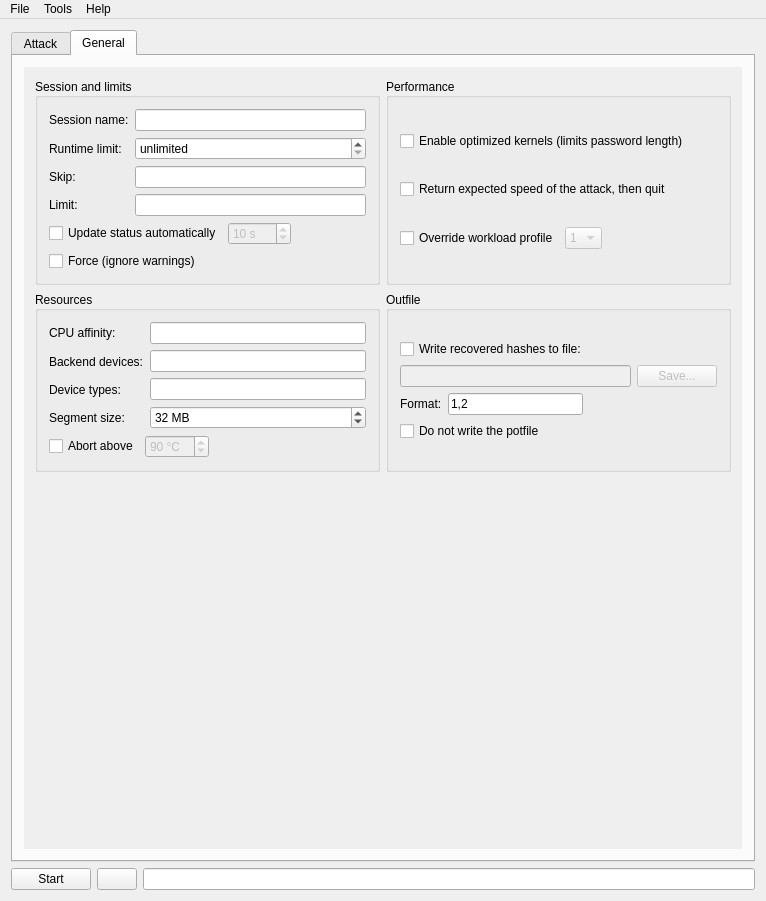
The window that src/mainwindow.ui (rgroesslinger/hashcat-gui) describes before a commit, drawn with Qt 5.
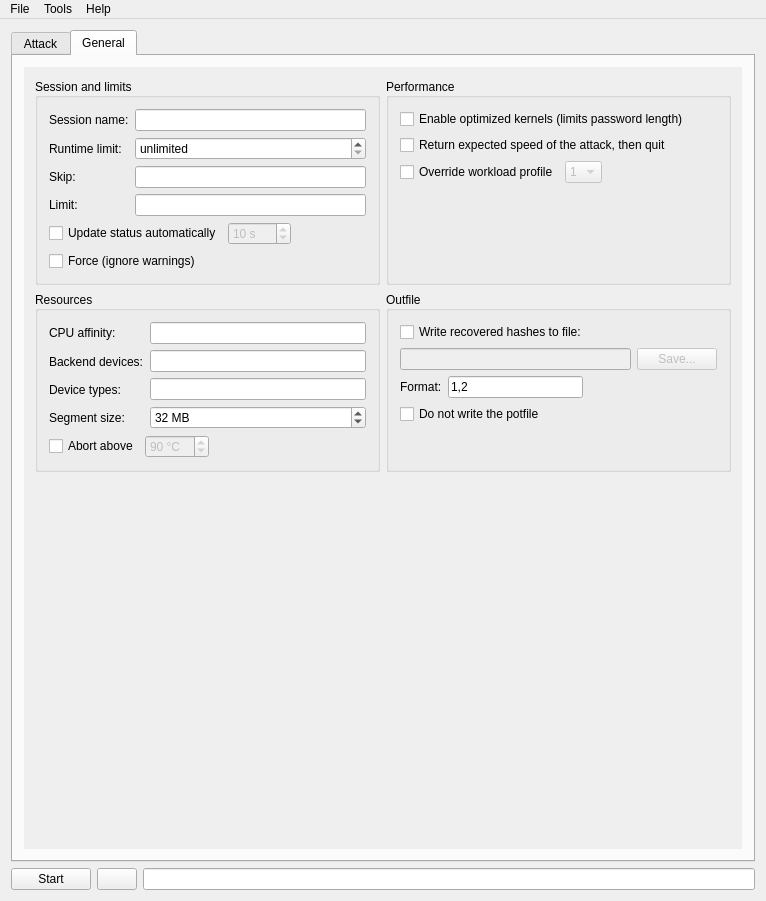
The same window after the commit. The open tabs and pages were chosen to show the change. Icons and pictures are not drawn.

Commit message: Align the General tab group box content to the top

```diff
--- a/src/mainwindow.ui
+++ b/src/mainwindow.ui
@@ -1061,6 +1061,9 @@
                  <bool>false</bool>
                 </property>
                 <layout class="QVBoxLayout" name="verticalLayout">
+                 <property name="alignment">
+                  <set>Qt::AlignmentFlag::AlignTop</set>
+                 </property>
                  <item>
                   <widget class="QCheckBox" name="checkBox_optimized_kernel">
                    <property name="text">
@@ -1299,6 +1302,9 @@
                  <set>Qt::AlignmentFlag::AlignLeft|Qt::AlignmentFlag::AlignVCenter</set>
                 </property>
                 <layout class="QVBoxLayout" name="verticalLayout_25">
+                 <property name="alignment">
+                  <set>Qt::AlignmentFlag::AlignTop</set>
+                 </property>
                  <item>
                   <layout class="QVBoxLayout" name="verticalLayout_16">
                    <item>
```
Left out of the diff: 6 changed lines with no effect on the pictures. The commit also changes 1 other file.
